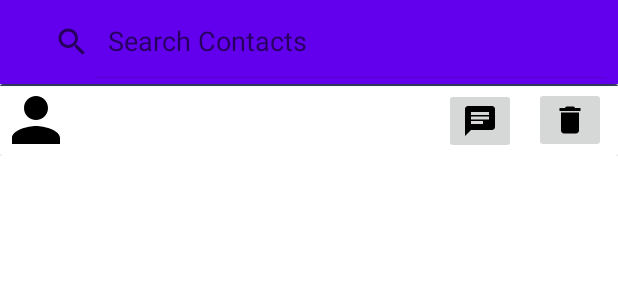
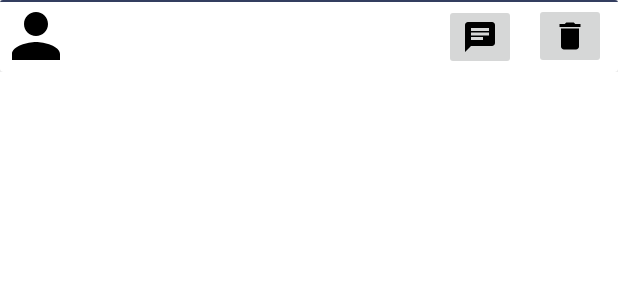
Before and after one commit to AmtojKaur/Group4_Project, an Android app: the layout fragment_contacts.xml on its own in the app's theme, with its tools: preview values and no code run, on a phone screen of 412 x 824 dp. Shown: the top 300 px of the screen. Run offline under Robolectric (Android 15) with nearby library versions, the phone set to English and light mode, and no system bars.

Commit message:
fixed dummy contacts bug

```diff
--- a/app/src/main/java/edu/uw/tcss450/group4/weatherchatapp/contacts/ContactsRecyclerViewAdapter.java
+++ b/app/src/main/java/edu/uw/tcss450/group4/weatherchatapp/contacts/ContactsRecyclerViewAdapter.java
@@ -28,16 +28,6 @@ public class ContactsRecyclerViewAdapter extends RecyclerView.Adapter<ContactsRe
     @Override
     public void onBindViewHolder(final ViewHolder holder, int position) {
 
-        // out of bounds bug fix -- DELETE THIS LATER
-        if (position <= 0) {
-            position = 0;
-        } else if (position > 4) {
-            position = 4;
-        } else {
-            position-- ;
-        }
-        // end of bug fix
-
         holder.mItem = mValues.get(position);
         holder.mContentView.setText(holder.mItem.getmUsername());
 
@@ -45,8 +35,7 @@ public class ContactsRecyclerViewAdapter extends RecyclerView.Adapter<ContactsRe
 
     @Override
     public int getItemCount() {
-        // BUG -- DELETE THIS WHEN FIXED
-        return 5;//mValues.size();
+        return mValues.size();
     }
 
     public class ViewHolder extends RecyclerView.ViewHolder {
--- a/app/src/main/res/layout/fragment_contacts.xml
+++ b/app/src/main/res/layout/fragment_contacts.xml
@@ -1,32 +1,9 @@
 <?xml version="1.0" encoding="utf-8"?>
-<RelativeLayout xmlns:android="http://schemas.android.com/apk/res/android"
+<LinearLayout xmlns:android="http://schemas.android.com/apk/res/android"
     xmlns:app="http://schemas.android.com/apk/res-auto"
-    android:layout_width="match_parent"
-    android:layout_height="match_parent">
-
-    <androidx.appcompat.widget.Toolbar
-        android:id="@+id/toolbar"
-        android:layout_width="match_parent"
-        android:layout_height="?attr/actionBarSize"
-        android:background="?attr/colorPrimary"
-        android:elevation="2dp"
-        app:popupTheme="@style/ThemeOverlay.AppCompat.Light"
-        app:title="Contacts">
-
-        <android.widget.SearchView
-            android:id="@+id/search_view"
-            android:layout_width="match_parent"
-            android:layout_height="wrap_content"
-            android:iconifiedByDefault="false"
-            android:queryHint="Search Contacts" />
-
-    </androidx.appcompat.widget.Toolbar>
-
-    <LinearLayout
     android:id="@+id/linearLayout2"
     android:layout_width="match_parent"
-        android:layout_height="wrap_content"
-        android:layout_below="@id/toolbar">
+    android:layout_height="wrap_content">
 
     <androidx.cardview.widget.CardView
         android:layout_width="match_parent"
@@ -93,4 +70,101 @@
         </androidx.constraintlayout.widget.ConstraintLayout>
     </androidx.cardview.widget.CardView>
 </LinearLayout>
-</RelativeLayout>
+
+<!--    <?xml version="1.0" encoding="utf-8"?>-->
+<!--<RelativeLayout xmlns:android="http://schemas.android.com/apk/res/android"-->
+<!--xmlns:app="http://schemas.android.com/apk/res-auto"-->
+<!--android:layout_width="match_parent"-->
+<!--android:layout_height="match_parent">-->
+
+<!--<androidx.appcompat.widget.Toolbar-->
+<!--    android:id="@+id/toolbar"-->
+<!--    android:layout_width="match_parent"-->
+<!--    android:layout_height="?attr/actionBarSize"-->
+<!--    android:background="?attr/colorPrimary"-->
+<!--    android:elevation="2dp"-->
+<!--    app:popupTheme="@style/ThemeOverlay.AppCompat.Light"-->
+<!--    app:title="Contacts">-->
+
+<!--    <android.widget.SearchView-->
+<!--        android:id="@+id/search_view"-->
+<!--        android:layout_width="match_parent"-->
+<!--        android:layout_height="wrap_content"-->
+<!--        android:iconifiedByDefault="false"-->
+<!--        android:queryHint="Search Contacts" />-->
+
+<!--</androidx.appcompat.widget.Toolbar>-->
+
+<!--&lt;!&ndash;-->
+<!--<LinearLayout-->
+<!--    android:id="@+id/linearLayout2"-->
+<!--    android:layout_width="match_parent"-->
+<!--    android:layout_height="wrap_content"-->
+<!--    android:layout_below="@id/toolbar">-->
+
+<!--    <androidx.cardview.widget.CardView-->
+<!--        android:layout_width="match_parent"-->
+<!--        android:layout_height="match_parent">-->
+
+<!--        <androidx.constraintlayout.widget.ConstraintLayout-->
+<!--            android:layout_width="match_parent"-->
+<!--            android:layout_height="match_parent">-->
+
+<!--            <ImageView-->
+<!--                android:id="@+id/profile_image"-->
+<!--                android:layout_width="48dp"-->
+<!--                android:layout_height="48dp"-->
+<!--                android:src="@drawable/ic_contact_profile_image_black_24dp"-->
+<!--                app:layout_constraintBottom_toBottomOf="parent"-->
+<!--                app:layout_constraintStart_toStartOf="parent"-->
+<!--                app:layout_constraintTop_toTopOf="parent"/>-->
+
+<!--            <TextView-->
+<!--                android:id="@+id/item_number"-->
+<!--                android:layout_width="wrap_content"-->
+<!--                android:layout_height="wrap_content"-->
+<!--                android:layout_marginStart="16dp"-->
+<!--                android:textAppearance="?attr/textAppearanceListItem"-->
+<!--                app:layout_constraintBaseline_toBaselineOf="@+id/content"-->
+<!--                app:layout_constraintStart_toEndOf="@+id/profile_image"/>-->
+
+<!--            <TextView-->
+<!--                android:id="@+id/content"-->
+<!--                android:layout_width="wrap_content"-->
+<!--                android:layout_height="wrap_content"-->
+<!--                android:layout_marginStart="16dp"-->
+<!--                android:textAppearance="?attr/textAppearanceListItem"-->
+<!--                app:layout_constraintBottom_toBottomOf="parent"-->
+<!--                app:layout_constraintStart_toEndOf="@+id/profile_image"-->
+<!--                app:layout_constraintTop_toTopOf="parent"/>-->
+
+<!--            <ImageButton-->
+<!--                android:id="@+id/imageButton3"-->
+<!--                android:layout_width="wrap_content"-->
+<!--                android:layout_height="wrap_content"-->
+<!--                android:layout_marginEnd="12dp"-->
+<!--                app:layout_constraintBottom_toBottomOf="parent"-->
+<!--                app:layout_constraintEnd_toStartOf="@+id/imageButton"-->
+<!--                app:layout_constraintTop_toTopOf="parent"-->
+<!--                app:layout_constraintVertical_bias="0.6"-->
+<!--                app:srcCompat="@drawable/ic_chat_black_24dp" />-->
+
+<!--            <ImageButton-->
+<!--                android:id="@+id/imageButton"-->
+<!--                android:layout_width="wrap_content"-->
+<!--                android:layout_height="wrap_content"-->
+<!--                android:layout_marginEnd="8dp"-->
+<!--                app:layout_constraintBottom_toBottomOf="parent"-->
+<!--                app:layout_constraintEnd_toEndOf="parent"-->
+<!--                app:layout_constraintTop_toTopOf="parent"-->
+<!--                app:srcCompat="@drawable/ic_contact_delete_black_24dp"/>-->
+
+<!--            <View-->
+<!--                android:layout_width="match_parent"-->
+<!--                android:layout_height="1dp"-->
+<!--                android:background="@drawable/contacts_divider" />-->
+
+<!--        </androidx.constraintlayout.widget.ConstraintLayout>-->
+<!--    </androidx.cardview.widget.CardView>-->
+<!--</LinearLayout>-->
+<!--</RelativeLayout>&ndash;&gt;-->
```
Lines whose indentation alone changed are shown as unchanged.
